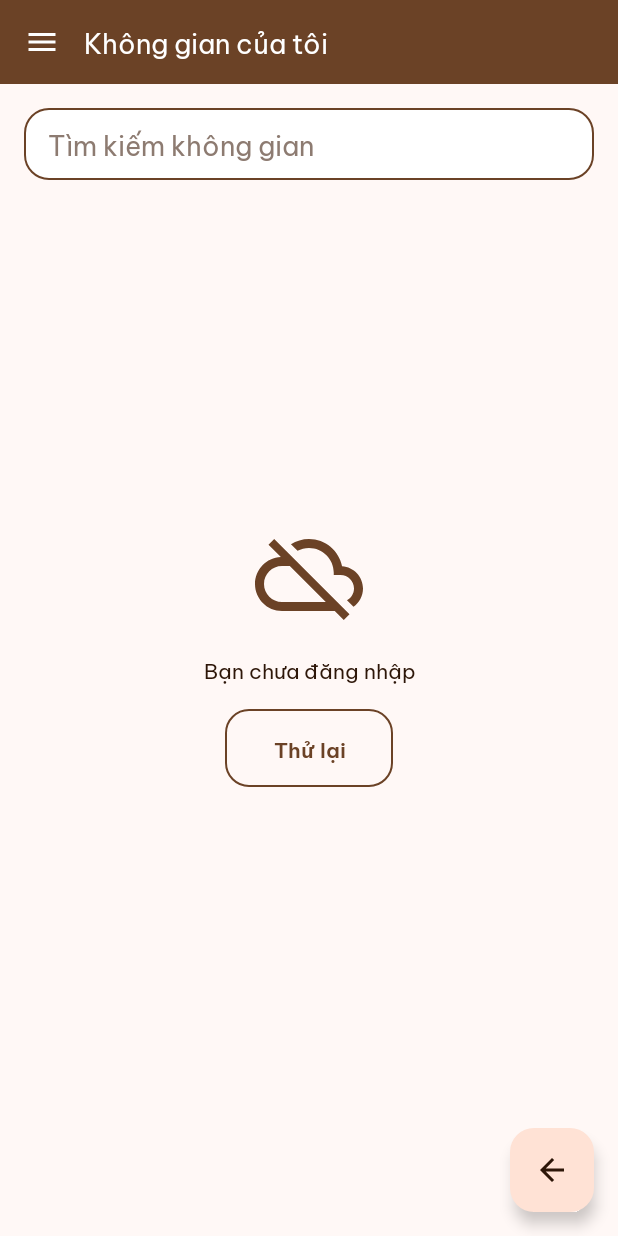
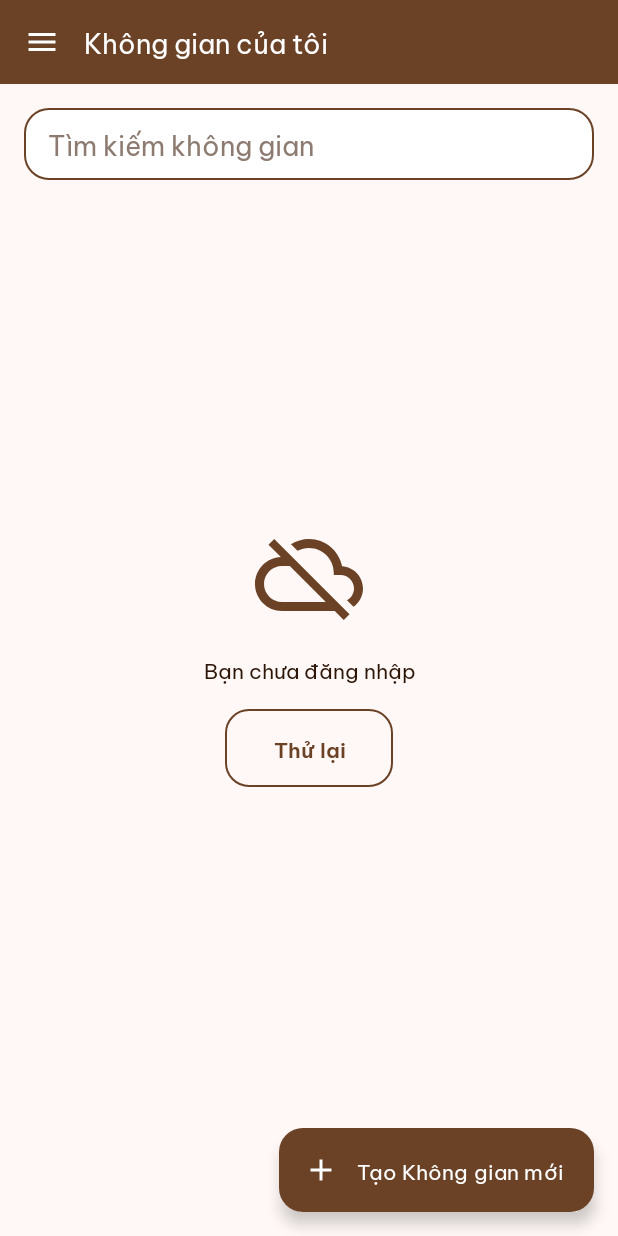
Before and after one commit to December-31/126_LTDTDD_BAOCAO, an Android app: the SpaceListActivity screen opened directly, with no data from a screen before it, on a phone screen of 412 x 824 dp. Run offline under Robolectric (Android 15) with nearby library versions, the phone set to English and light mode, and no system bars.

Commit message:
Fix/#2. Fix nút 'Tạo không gian mới'

```diff
--- a/app/src/main/res/layout/activity_space_list.xml
+++ b/app/src/main/res/layout/activity_space_list.xml
@@ -1,8 +1,10 @@
 <?xml version="1.0" encoding="utf-8"?>
 <androidx.drawerlayout.widget.DrawerLayout xmlns:android="http://schemas.android.com/apk/res/android"
+    xmlns:app="http://schemas.android.com/apk/res-auto"
     android:id="@+id/drawer"
     android:layout_width="match_parent"
-    android:layout_height="match_parent">
+    android:layout_height="match_parent"
+    android:background="@color/bg_screen">
 
     <!-- Main Content -->
     <LinearLayout
@@ -44,14 +46,18 @@
                 android:layout_height="match_parent" />
         </FrameLayout>
 
-        <com.google.android.material.floatingactionbutton.FloatingActionButton
+        <com.google.android.material.floatingactionbutton.ExtendedFloatingActionButton
             android:id="@+id/fab"
             android:layout_width="wrap_content"
             android:layout_height="wrap_content"
-            android:layout_gravity="end|bottom"
+            android:layout_gravity="bottom|end"
             android:layout_margin="16dp"
-            android:contentDescription="Tạo không gian"
-            android:src="@drawable/ic_arrow_back" />
+            android:fontFamily="@font/be_vietnam_pro_semibold"
+            android:text="Tạo Không gian mới"
+            android:textColor="@color/white"
+            app:backgroundTint="@color/brown_primary"
+            app:icon="@drawable/ic_add"
+            app:iconTint="@color/white" />
 
     </LinearLayout>
 
```
